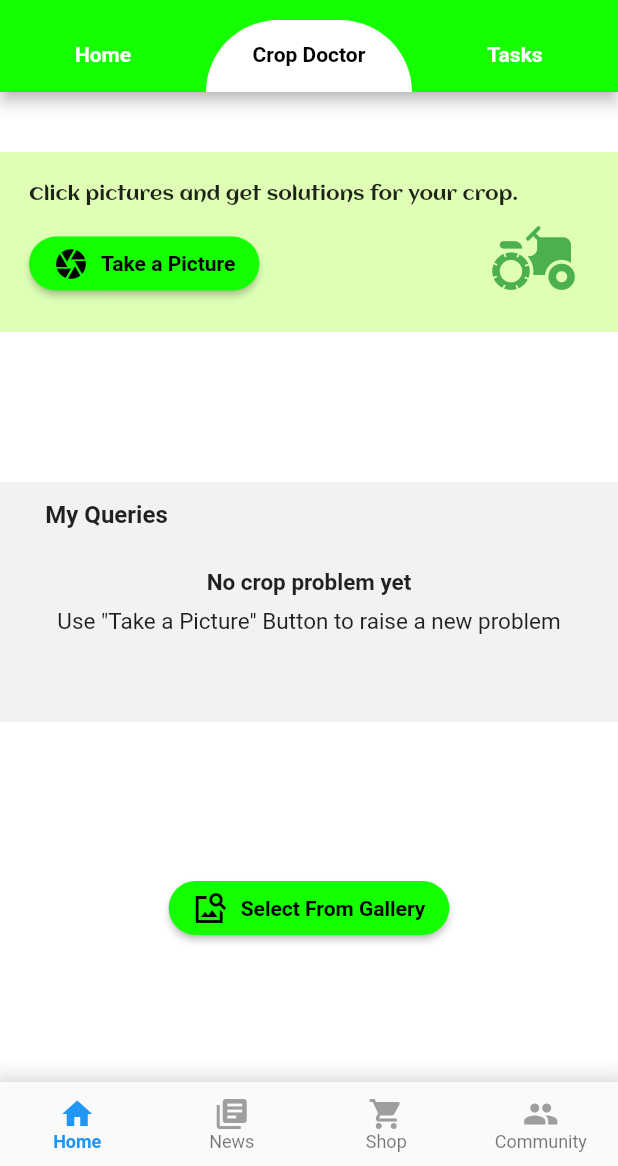
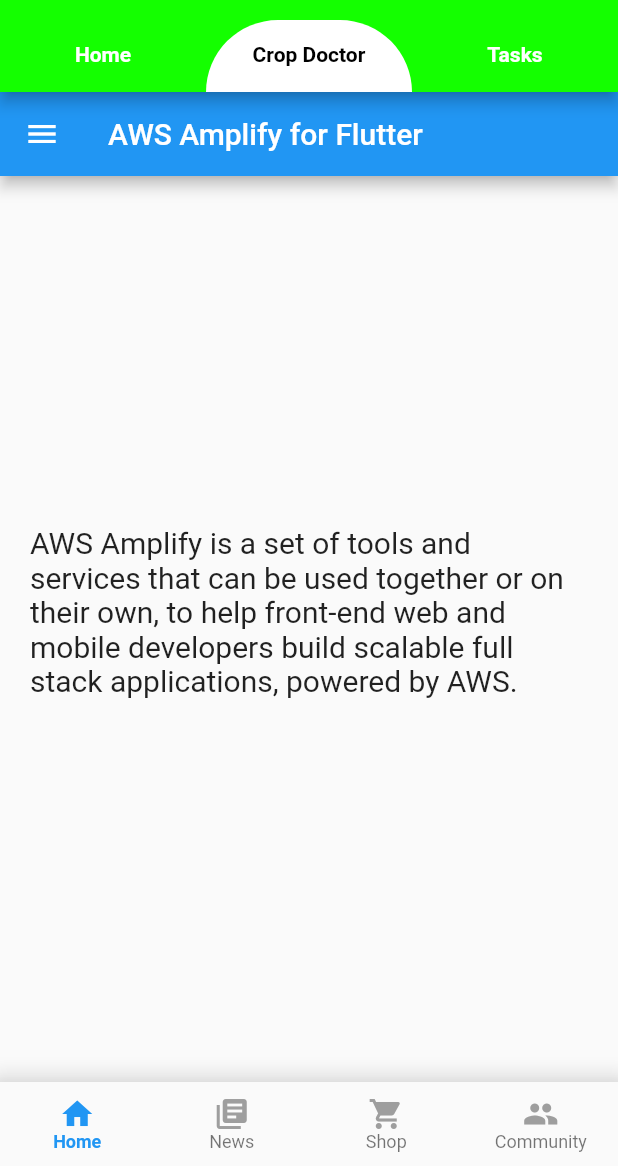
Before and after one commit to Naval1704/Greenify, a Flutter app: the LobbyPage screen opened directly, tab 2 chosen, on a phone screen of 412 x 824 dp, the part 70-1236 px from its top. Run offline on Flutter 3.47's test engine with Material 2 defaults, Android fonts, the phone set to English and light mode, and no system bars; our stand-ins replace file_picker, image_picker; missing offline and left inert: amplify_auth_cognito, amplify_authenticator, amplify_core, amplify_flutter, amplify_storage_s3; Roboto replaces fonts that are missing (Sans).

Commit message:
changed home_page.dart file

```diff
--- a/lib/farmer/lobby_page.dart
+++ b/lib/farmer/lobby_page.dart
@@ -4,6 +4,7 @@ import 'package:greenify/farmer/sub-pages/homepage.dart';
 import 'package:greenify/farmer/sub-pages/tasks.dart';
 import 'package:amplify_flutter/amplify_flutter.dart';
 import 'package:greenify/farmer/farmer_page.dart';
+import 'package:greenify/farmer/screens/home_page.dart';
 // import 'package:greenify/farmer/lobby_page.dart';
 
 class LobbyPage extends StatefulWidget {
@@ -123,7 +124,7 @@ class _LobbyPageState extends State<LobbyPage> {
           physics: const NeverScrollableScrollPhysics(),
           children: <Widget>[
             Center(child: HomePage()),
-            Center(child: CropDoctor()),
+            Center(child: Home_Page()),
             Center(child: Tasks()),
           ],
         ),
--- a/lib/farmer/screens/home_page.dart
+++ b/lib/farmer/screens/home_page.dart
@@ -2,7 +2,7 @@ import 'package:flutter/material.dart';
 // import 'package:flutter_aws_s3/widgets/app_drawer.dart';
 import 'package:greenify/farmer/widgets/app_drawer.dart';
 
-class HomePage extends StatelessWidget {
+class Home_Page extends StatelessWidget {
   @override
   Widget build(BuildContext context) {
     return Scaffold(
--- a/lib/farmer/screens/login_screen.dart
+++ b/lib/farmer/screens/login_screen.dart
@@ -166,7 +166,7 @@ class _MyHomePageState extends State<AuthScreen> {
       );
 
       Navigator.pushReplacement(
-          context, MaterialPageRoute(builder: (ctx) => HomePage()));
+          context, MaterialPageRoute(builder: (ctx) => Home_Page()));
     } on AuthException catch (e) {
       var message = e.message;
       if (message == sessionExistsMsg) {
```
